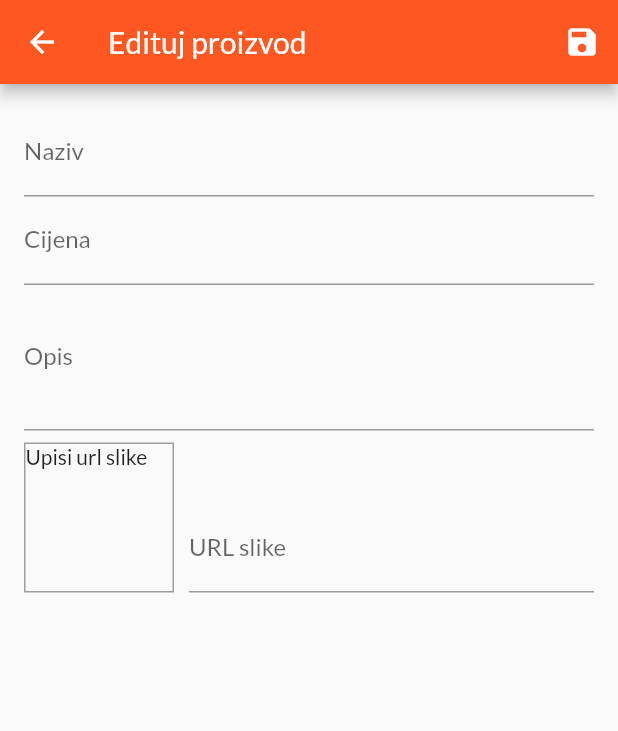
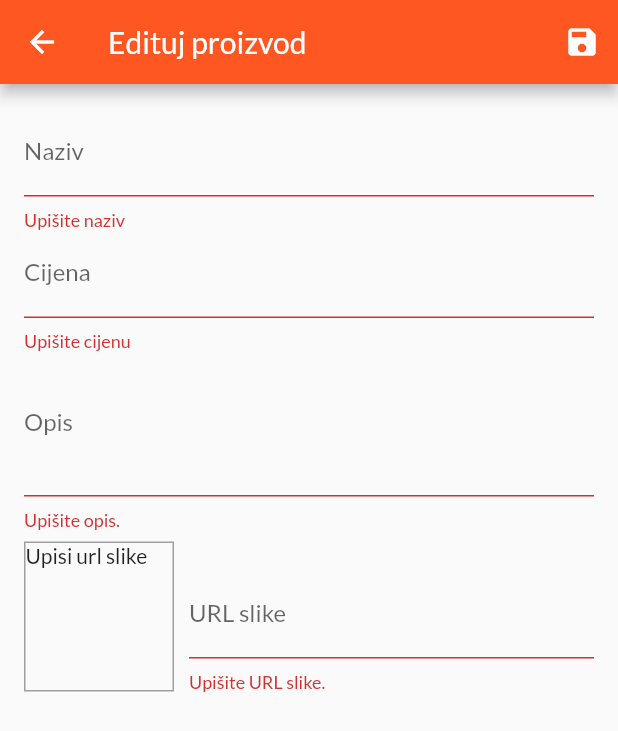
Before and after one commit to azemavdic/shop_app_flutter, a Flutter app: the EditProductScreen screen opened by its route, after a tap on the "save" icon, on a phone screen of 412 x 824 dp. Shown: the top 731 px of the screen. Run offline on Flutter 3.47's test engine with Material 2 defaults, Android fonts, the phone set to English and light mode, and no system bars; network calls fail.

Commit message:
adding new product

```diff
--- a/lib/screens/edit_product_screen.dart
+++ b/lib/screens/edit_product_screen.dart
@@ -1,5 +1,7 @@
 import 'package:flutter/material.dart';
+import 'package:provider/provider.dart';
 import 'package:shop_app/providers/product.dart';
+import 'package:shop_app/providers/products.dart';
 
 class EditProductScreen extends StatefulWidget {
   static const routeName = '/edit-product';
@@ -45,7 +47,13 @@ class _EditProductScreenState extends State<EditProductScreen> {
   }
 
   void _saveForm() {
+    final isValid = _form.currentState.validate();
+    if (!isValid) {
+      return;
+    }
     _form.currentState.save();
+    Provider.of<Products>(context, listen: false).addProduct(_editedProduct);
+    Navigator.of(context).pop();
   }
 
   @override
@@ -63,10 +71,17 @@ class _EditProductScreenState extends State<EditProductScreen> {
       body: Padding(
         padding: const EdgeInsets.all(16.0),
         child: Form(
+          autovalidateMode: AutovalidateMode.always,
           key: _form,
           child: ListView(
             children: [
               TextFormField(
+                validator: (value) {
+                  if (value.isEmpty) {
+                    return 'Upišite naziv';
+                  }
+                  return null;
+                },
                 decoration: InputDecoration(
                   labelText: 'Naziv',
                 ),
@@ -85,6 +100,18 @@ class _EditProductScreenState extends State<EditProductScreen> {
                 },
               ),
               TextFormField(
+                validator: (value) {
+                  if (value.isEmpty) {
+                    return 'Upišite cijenu';
+                  }
+                  if (double.tryParse(value) == null) {
+                    return 'Upisite ispravnu cijenu.';
+                  }
+                  if (double.parse(value) <= 0) {
+                    return 'Cijena mora biti veca od 0.';
+                  }
+                  return null;
+                },
                 decoration: InputDecoration(
                   labelText: 'Cijena',
                 ),
@@ -104,6 +131,15 @@ class _EditProductScreenState extends State<EditProductScreen> {
                 },
               ),
               TextFormField(
+                validator: (value) {
+                  if (value.isEmpty) {
+                    return 'Upišite opis.';
+                  }
+                  if (value.length < 10) {
+                    return 'Upisite najmanje 10 karaktera.';
+                  }
+                  return null;
+                },
                 decoration: InputDecoration(
                   labelText: 'Opis',
                 ),
@@ -147,6 +183,12 @@ class _EditProductScreenState extends State<EditProductScreen> {
                   ),
                   Expanded(
                     child: TextFormField(
+                      validator: (value) {
+                        if (value.isEmpty) {
+                          return 'Upišite URL slike.';
+                        }
+                        return null;
+                      },
                       decoration: InputDecoration(
                         labelText: 'URL slike',
                       ),
--- a/lib/screens/user_products_screen.dart
+++ b/lib/screens/user_products_screen.dart
@@ -1,6 +1,7 @@
 import 'package:flutter/material.dart';
 import 'package:provider/provider.dart';
 import 'package:shop_app/providers/products.dart';
+import 'package:shop_app/screens/edit_product_screen.dart';
 import 'package:shop_app/widgets/app_drawer.dart';
 import 'package:shop_app/widgets/user_product_item.dart';
 
@@ -17,7 +18,9 @@ class UserProductsScreen extends StatelessWidget {
         title: const Text('Moji proizvodi'),
         actions: [
           IconButton(
-            onPressed: () {},
+            onPressed: () {
+              Navigator.of(context).pushNamed(EditProductScreen.routeName);
+            },
             icon: const Icon(Icons.add),
           ),
         ],
```
Also changed, not shown: lib/providers/products.dart (+10 -2 lines).
